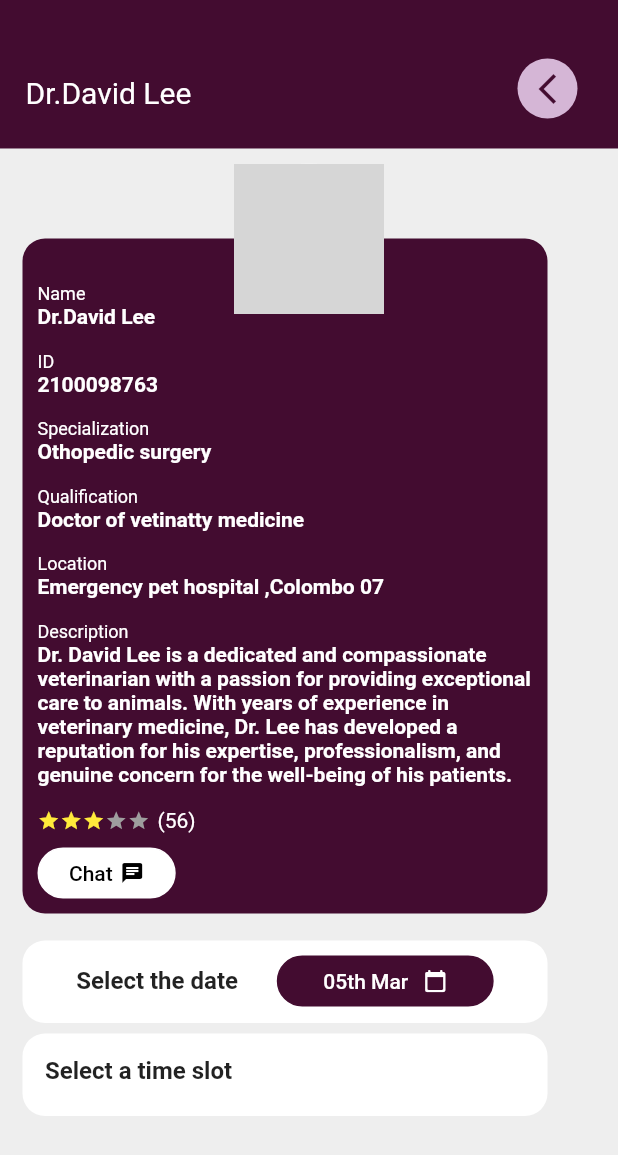
After one commit to Malki2001/petCare_app, a Flutter app: the DoctorProfilePage screen opened directly, on a phone screen of 412 x 824 dp. The commit adds this screen. Shown: the top 1155 px of the screen. Run offline on Flutter 3.47's test engine with Material 2 defaults, Android fonts, the phone set to English and light mode, and no system bars; our stand-ins replace device_preview; grey boxes are pictures that could not be loaded.

Commit message:
doctor-profile page

```diff
--- /dev/null
+++ b/task_1/lib/doctor_profile.dart
@@ -0,0 +1,489 @@
+import 'package:flutter/material.dart';
+import 'package:device_preview/device_preview.dart';
+
+class DoctorProfilePage extends StatefulWidget {
+  @override
+  _DoctorProfilePageState  createState() => _DoctorProfilePageState ();
+}
+
+class _DoctorProfilePageState extends State<DoctorProfilePage > {
+  double rating = 3.0;
+
+  @override
+  Widget build(BuildContext context) {
+    return Scaffold(
+
+      appBar: PreferredSize(
+        preferredSize: const Size.fromHeight(120.0),
+        child: Container(
+          padding:
+          const EdgeInsets.only(top: 29, left: 17, right: 17, bottom: 20),
+          // width: width,
+          width: double.infinity,
+          // color: KColors.primary,
+          color: const Color.fromRGBO(67, 12, 48, 1),
+          child: Row(
+            mainAxisAlignment: MainAxisAlignment.spaceBetween,
+            children:  [
+              const Padding(
+                padding:  EdgeInsets.only(top: 15.0),
+                child: Text(
+                  'Dr.David Lee',
+                  // style: KTextStyles.whiteSText,
+                  style: TextStyle(
+                    color: Colors.white,
+                    fontSize: 20.0,
+                  ),
+                ),
+              ),
+              Container(
+                height: 40,
+                width: 40,
+                margin: const EdgeInsets.only(right: 10.0, top: 10),
+                decoration: const BoxDecoration(
+                  shape: BoxShape.circle,
+                  // color: KColors.white.withOpacity(0.5),
+                  color: Color.fromRGBO(213, 182, 214, 1),
+                ),
+                child: IconButton(
+                  padding: EdgeInsets.zero,
+                  splashRadius: 20,
+                  icon: const Icon(Icons.arrow_back_ios_new),
+                  onPressed: () {
+                    // Get.back();
+                  },
+                  // color: KColors.white,
+                  color:const Color.fromRGBO(67, 12, 48, 1),
+                  // iconSize: 25.0,
+                ),
+              ),
+            ],
+          ),
+        ),
+      ),
+
+      body: Container(
+
+        child: Stack(
+          children: [
+            Container(
+              color: Colors.grey[200], // Set background color to light grey
+            ),
+
+
+
+
+
+            Positioned(
+              top: 50.0, // Adjust this value according to your needs
+              left: 15.0,
+              right: 0,
+
+              child:  Column(
+                mainAxisAlignment: MainAxisAlignment.start,
+                crossAxisAlignment: CrossAxisAlignment.start,
+                children: [
+
+                  const SizedBox(height: 10.0),
+
+                  Container(
+                    height: 450.0,
+                    width: 350.0,
+                    padding: const EdgeInsets.all(10.0),
+                    decoration: BoxDecoration(
+                      color: const Color.fromRGBO(67, 12, 48, 1),
+
+                      borderRadius: BorderRadius.circular(15.0),
+                    ),
+                    child: Container(
+                        margin:const EdgeInsets.only(top: 20.0),
+                        // padding: const EdgeInsets.all(15.0),
+                        child: Column(
+                          mainAxisAlignment: MainAxisAlignment.start,
+                          crossAxisAlignment: CrossAxisAlignment.start,
+                          children: [
+                            Column(
+                              mainAxisAlignment: MainAxisAlignment.start,
+                              crossAxisAlignment: CrossAxisAlignment.start,
+                              children:const [
+                                Text('Name',
+                                  style: TextStyle(
+                                    color: Colors.white,
+                                    fontSize: 12.0,
+                                  ),),
+
+                                Text('Dr.David Lee',
+                                  style: TextStyle(
+                                    color: Colors.white,
+                                    fontWeight: FontWeight.bold,
+                                  ),),
+
+                              ],
+                            ),
+
+                            const SizedBox(height: 15.0),
+
+                            Column(
+                              mainAxisAlignment: MainAxisAlignment.start,
+                              crossAxisAlignment: CrossAxisAlignment.start,
+                              children:const [
+                                Text('ID',
+                                  style: TextStyle(
+                                    color: Colors.white,
+                                    fontSize: 12.0,
+                                  ),),
+
+                                Text('2100098763',
+                                  style: TextStyle(
+                                    color: Colors.white,
+                                    fontWeight: FontWeight.bold,
+                                  ),),
+
+
+                              ],
+
+                            ),
+
+                            const SizedBox(height: 15.0),
+
+                            Column(
+                              mainAxisAlignment: MainAxisAlignment.start,
+                              crossAxisAlignment: CrossAxisAlignment.start,
+                              children:const [
+                                Text('Specialization',
+                                  style: TextStyle(
+                                    color: Colors.white,
+                                    fontSize: 12.0,
+                                  ),),
+
+                                Text('Othopedic surgery',
+                                  style: TextStyle(
+                                    color: Colors.white,
+                                    fontWeight: FontWeight.bold,
+                                  ),),
+
+
+                              ],
+
+                            ),
+
+                            const SizedBox(height: 15.0),
+
+                            Column(
+                              mainAxisAlignment: MainAxisAlignment.start,
+                              crossAxisAlignment: CrossAxisAlignment.start,
+                              children:const [
+                                Text('Qualification',
+                                  style: TextStyle(
+                                    color: Colors.white,
+                                    fontSize: 12.0,
+                                  ),),
+
+                                Text('Doctor of vetinatty medicine',
+                                  style: TextStyle(
+                                    color: Colors.white,
+                                    fontWeight: FontWeight.bold,
+                                  ),),
+
+
+                              ],
+
+                            ),
+
+                            const SizedBox(height: 15.0),
+
+                            Column(
+                              mainAxisAlignment: MainAxisAlignment.start,
+                              crossAxisAlignment: CrossAxisAlignment.start,
+                              children: const[
+                                Text('Location',
+                                  style: TextStyle(
+                                    color: Colors.white,
+                                    fontSize: 12.0,
+
+                                  ),),
+
+                                Text('Emergency pet hospital ,Colombo 07',
+                                  style: TextStyle(
+                                    color: Colors.white,
+                                    fontWeight: FontWeight.bold,
+                                  ),),
+
+
+                              ],
+
+                            ),
+                            const SizedBox(height: 15.0),
+
+                            Column(
+                              mainAxisAlignment: MainAxisAlignment.start,
+                              crossAxisAlignment: CrossAxisAlignment.start,
+                              children:const [
+                                Text('Description',
+                                  style: TextStyle(
+                                    color: Colors.white,
+                                    fontSize: 12.0,
+                                  ),),
+
+                                Text('Dr. David Lee is a dedicated and compassionate veterinarian with a passion for providing exceptional care to animals. With years of experience in veterinary medicine, Dr. Lee has developed a reputation for his expertise, professionalism, and genuine concern for the well-being of his patients.',
+                                  style: TextStyle(
+                                    color: Colors.white,
+                                    fontWeight: FontWeight.bold,
+                                  ),),
+
+
+                              ],
+
+                            ),
+
+                            const SizedBox(height: 15.0),
+
+                            Row(
+                              children: [
+                                Icon(
+                                  Icons.star,
+                                  size: 15.0,
+                                  color: rating >= 1 ? Colors.yellow : Colors.grey,
+                                ),
+                                Icon(
+                                  Icons.star,
+                                  size: 15.0,
+                                  color: rating >= 2 ? Colors.yellow : Colors.grey,
+                                ),
+                                Icon(
+                                  Icons.star,
+                                  size: 15.0,
+                                  color: rating >= 3 ? Colors.yellow : Colors.grey,
+                                ),
+                                Icon(
+                                  Icons.star,
+                                  size: 15.0,
+                                  color: rating >= 4 ? Colors.yellow : Colors.grey,
+                                ),
+                                Icon(
+                                  Icons.star,
+                                  size: 15.0,
+                                  color: rating >= 5 ? Colors.yellow : Colors.grey,
+                                ),
+
+                                const SizedBox(width: 5.0),
+
+                                const Text('(56)',
+                                  style: TextStyle(
+                                    color: Colors.white,
+                                  ),),
+                              ],
+                            ),
+                            const SizedBox(height: 10.0),
+
+                            Container(
+                              padding: const EdgeInsets.symmetric(vertical: 8.0, horizontal: 20.0),
+                              decoration: BoxDecoration(
+                                color:  Colors.white,
+                                borderRadius: BorderRadius.circular(20.0),
+                                border: Border.all(
+                                  color:  Colors.white,
+                                  width: 1.0,
+                                ),
+                              ),
+
+                              child: TextButton(
+                                onPressed: () {
+                                  // Add your onPressed function here
+                                },
+                                style: TextButton.styleFrom(
+                                  padding: EdgeInsets.zero, // Remove default padding
+                                  minimumSize: const Size(0, 0), // Remove default minimum size
+                                  tapTargetSize: MaterialTapTargetSize.shrinkWrap, // Reduce tap target size
+                                ),
+                                child: Row(
+                                  mainAxisSize: MainAxisSize.min, // Ensure that Row takes up minimum space
+                                  children: const [
+                                    Text(
+                                      'Chat',
+                                      style: TextStyle(
+                                        color: Colors.black,
+                                      ),
+                                    ),
+                                    SizedBox(width: 5), // Add some space between text and icon
+                                    Icon(
+                                      Icons.chat,
+                                      color: Colors.black,
+                                      size: 16.0,
+                                    ),
+                                  ],
+                                ),
+                              ),
+                            ),
+
+
+
+
+                          ],
+                        )
+                    ),
+
+                  ),
+
+
+                ],
+              ),
+            ),
+
+
+            Positioned(
+              top: 10.0, // Adjust this value according to your needs
+              left: MediaQuery.of(context).size.width * 0.5 - 50, // Center horizontally
+              child: const CircleAvatar(
+                radius: 50.0,
+
+                backgroundImage: AssetImage('assets/doctor.jpg'),
+              ),
+            ),
+
+
+            Positioned(
+              top: 520.0, // Adjust this value according to your needs
+              left: 15.0,
+              right: 0,
+
+              child:  Column(
+                mainAxisAlignment: MainAxisAlignment.start,
+                crossAxisAlignment: CrossAxisAlignment.start,
+                children: [
+
+                  const SizedBox(height: 8.0),
+
+                  Container(
+                    height: 55.0,
+                    width: 350.0,
+                    padding: const EdgeInsets.all(10.0),
+                    decoration: BoxDecoration(
+                      color: Colors.white,
+                      borderRadius: BorderRadius.circular(15.0),
+                    ),
+                    child: Column(
+                      children: [
+                        Row(
+                          crossAxisAlignment: CrossAxisAlignment.center,
+                          mainAxisAlignment: MainAxisAlignment.spaceEvenly,
+                          children: [
+                            const Text('Select the date',
+                              style: TextStyle(
+                                fontWeight: FontWeight.bold,
+                                fontSize: 16.0,
+                              ),),
+
+                            Container(
+                              padding: const EdgeInsets.symmetric(vertical: 8.0, horizontal: 30.0),
+                              decoration: BoxDecoration(
+                                color:  const Color.fromRGBO(67, 12, 48, 1),
+
+                                borderRadius: BorderRadius.circular(20.0),
+                                border: Border.all(
+                                  color:  const Color.fromRGBO(67, 12, 48, 1),
+
+                                  width: 1.0,
+                                ),
+                              ),
+
+                              child: TextButton(
+                                onPressed: () {
+                                  // Add your onPressed function here
+                                },
+                                style: TextButton.styleFrom(
+                                  padding: EdgeInsets.zero, // Remove default padding
+                                  minimumSize: const Size(0, 0), // Remove default minimum size
+                                  tapTargetSize: MaterialTapTargetSize.shrinkWrap, // Reduce tap target size
+                                ),
+                                child: Row(
+                                  mainAxisSize: MainAxisSize.min, // Ensure that Row takes up minimum space
+                                  children: const [
+                                    Text(
+                                      '05th Mar',
+                                      style: TextStyle(
+                                        color: Colors.white,
+                                      ),
+                                    ),
+                                    SizedBox(width: 10), // Add some space between text and icon
+                                    Icon(
+                                      Icons.calendar_today_rounded,
+                                      color: Colors.white,
+                                      size: 16.0,
+                                    ),
+                                  ],
+                                ),
+                              ),
+                            ),
+
+                          ],
+
+                        ),
+                      ],
+                    ),
+
+                  ),
+
+
+                ],
+              ),
+            ),
+
+            Positioned(
+              top: 580.0, // Adjust this value according to your needs
+              left: 15.0,
+              right: 0,
+
+              child:  Column(
+                mainAxisAlignment: MainAxisAlignment.start,
+                crossAxisAlignment: CrossAxisAlignment.start,
+                children: [
+                  const SizedBox(height: 10.0),
+
+                  Container(
+
+
+                    height: 55.0,
+                    width: 350.0,
+                    padding:const EdgeInsets.all(15.0),
+                    decoration: BoxDecoration(
+                      color: Colors.white,
+                      borderRadius: BorderRadius.circular(15.0),
+                    ),
+                    child: Column(
+                      children: [
+                        Row(
+
+                          mainAxisAlignment: MainAxisAlignment.start,
+                          children:const [
+                            Text('Select a time slot',
+                              style: TextStyle(
+                                fontWeight: FontWeight.bold,
+                                fontSize: 16.0,
+                              ),),
+
+
+                          ],
+
+                        ),
+                      ],
+                    ),
+
+
+
+
+
+                  ),
+
+
+                ],
+              ),
+            ),
+
+
+          ],
+        ),
+      ),
+    );
+  }
+}
--- a/task_1/lib/main.dart
+++ b/task_1/lib/main.dart
@@ -3,6 +3,7 @@ import 'package:device_preview/device_preview.dart';
 import 'package:task_1/atlas_petbook.dart';
 
 import 'appointments.dart';
+import 'doctor_profile.dart';
 
 
 
```
